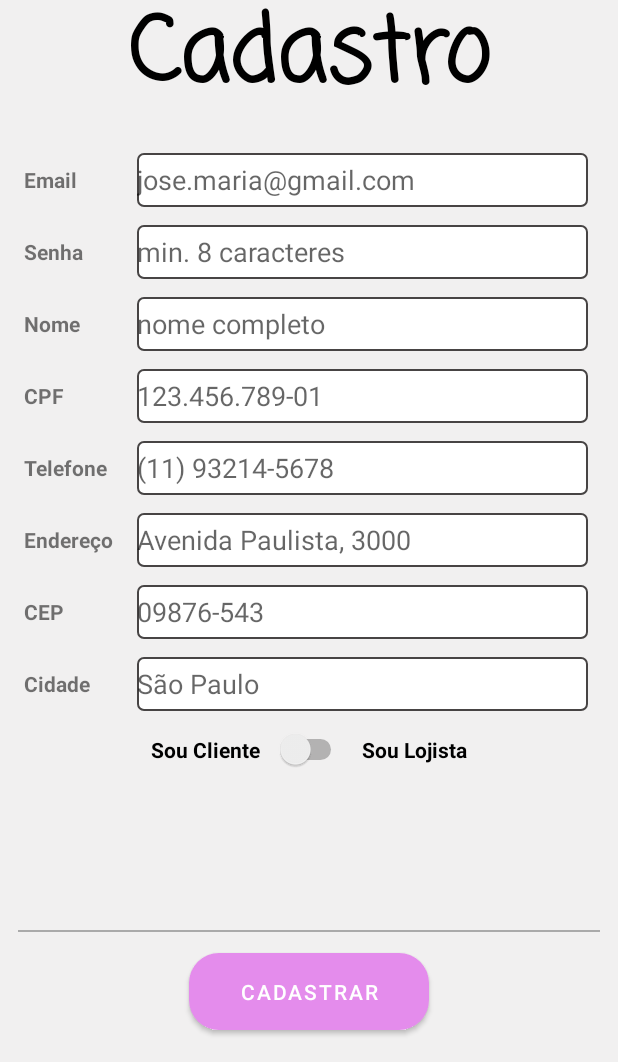
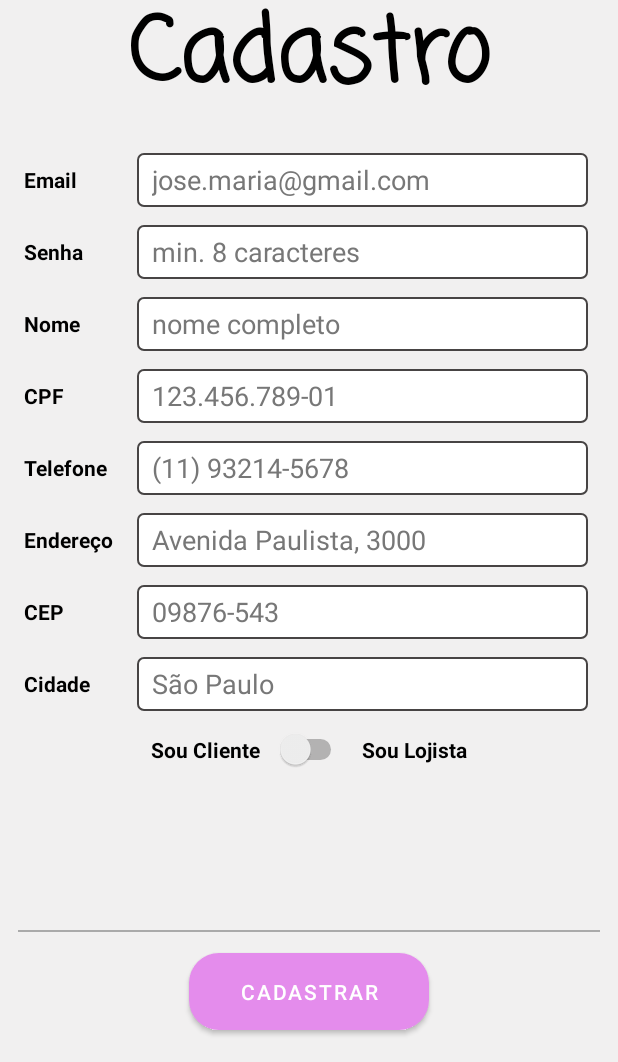
Before and after one commit to Vandeilsonpp/android-projeto, an Android app: the SignUpActivity screen opened directly, with no data from a screen before it, on a phone screen of 412 x 824 dp, the part 174-1236 px from its top. Run offline under Robolectric (Android 15) with nearby library versions, the phone set to English and light mode, and no system bars.

Commit message:
fiz layout texto login

```diff
--- a/app/src/main/res/layout/activity_auth.xml
+++ b/app/src/main/res/layout/activity_auth.xml
@@ -49,6 +49,7 @@
         android:textStyle="bold" />
 
     <TextView
+        android:textColor="@color/black"
         android:id="@+id/textView6"
         android:layout_width="match_parent"
         android:layout_height="wrap_content"
@@ -58,6 +59,8 @@
         android:textStyle="bold" />
 
     <EditText
+        android:paddingStart="10dp"
+        android:textColorHint="@color/grey"
         android:id="@+id/txtEmail"
         android:layout_width="match_parent"
         android:layout_height="wrap_content"
@@ -73,6 +76,7 @@
         android:padding="16dp" />
 
     <TextView
+        android:textColor="@color/black"
         android:id="@+id/textView4"
         android:layout_width="match_parent"
         android:layout_height="wrap_content"
@@ -82,6 +86,8 @@
         android:layout_marginBottom="4dp"/>
 
     <EditText
+        android:paddingStart="10dp"
+        android:textColorHint="@color/grey"
         android:id="@+id/txtPassword"
         android:layout_width="match_parent"
         android:layout_height="wrap_content"
--- a/app/src/main/res/layout/activity_signup.xml
+++ b/app/src/main/res/layout/activity_signup.xml
@@ -77,6 +77,7 @@
                 android:gravity="center_vertical">
 
                 <TextView
+                    android:textColor="@color/black"
                     android:layout_width="wrap_content"
                     android:layout_height="wrap_content"
                     android:layout_gravity="start"
@@ -95,6 +96,8 @@
                     android:gravity="center_vertical">
 
                     <EditText
+                        android:paddingStart="10dp"
+                        android:textColorHint="@color/grey"
                         android:id="@+id/txtEmail"
                         android:layout_width="match_parent"
                         android:layout_height="wrap_content"
@@ -112,6 +115,7 @@
                 android:layout_marginBottom="12dp">
 
                 <TextView
+                    android:textColor="@color/black"
                     android:layout_width="wrap_content"
                     android:layout_height="wrap_content"
                     android:layout_gravity="start"
@@ -130,6 +134,8 @@
                     android:gravity="center_vertical">
 
                     <EditText
+                        android:paddingStart="10dp"
+                        android:textColorHint="@color/grey"
                         android:id="@+id/txtPassword"
                         android:layout_width="match_parent"
                         android:layout_height="wrap_content"
@@ -147,6 +153,7 @@
                 android:layout_marginBottom="12dp">
 
                 <TextView
+                    android:textColor="@color/black"
                     android:layout_width="wrap_content"
                     android:layout_height="wrap_content"
                     android:layout_gravity="start"
@@ -165,6 +172,8 @@
                     android:gravity="center_vertical">
 
                     <EditText
+                        android:paddingStart="10dp"
+                        android:textColorHint="@color/grey"
                         android:id="@+id/txtFullName"
                         android:layout_width="match_parent"
                         android:layout_height="wrap_content"
@@ -181,6 +190,7 @@
                 android:layout_marginBottom="12dp">
 
                 <TextView
+                    android:textColor="@color/black"
                     android:layout_width="wrap_content"
                     android:layout_height="wrap_content"
                     android:layout_gravity="start"
@@ -199,6 +209,8 @@
                     android:gravity="center_vertical">
 
                     <EditText
+                        android:paddingStart="10dp"
+                        android:textColorHint="@color/grey"
                         android:id="@+id/txtCpf"
                         android:layout_width="match_parent"
                         android:layout_height="wrap_content"
@@ -215,6 +227,7 @@
                 android:layout_marginBottom="12dp">
 
                 <TextView
+                    android:textColor="@color/black"
                     android:layout_width="wrap_content"
                     android:layout_height="wrap_content"
                     android:layout_gravity="start"
@@ -233,6 +246,8 @@
                     android:gravity="center_vertical">
 
                     <EditText
+                        android:paddingStart="10dp"
+                        android:textColorHint="@color/grey"
                         android:id="@+id/txtPhone"
                         android:layout_width="match_parent"
                         android:layout_height="wrap_content"
@@ -249,6 +264,7 @@
                 android:layout_marginBottom="12dp">
 
                 <TextView
+                    android:textColor="@color/black"
                     android:layout_width="wrap_content"
                     android:layout_height="wrap_content"
                     android:layout_gravity="start"
@@ -267,6 +283,8 @@
                     android:gravity="center_vertical">
 
                     <EditText
+                        android:paddingStart="10dp"
+                        android:textColorHint="@color/grey"
                         android:id="@+id/txtAddress"
                         android:layout_width="match_parent"
                         android:layout_height="wrap_content"
@@ -283,6 +301,7 @@
                 android:layout_marginBottom="12dp">
 
                 <TextView
+                    android:textColor="@color/black"
                     android:layout_width="wrap_content"
                     android:layout_height="wrap_content"
                     android:layout_gravity="start"
@@ -301,6 +320,8 @@
                     android:gravity="center_vertical">
 
                     <EditText
+                        android:paddingStart="10dp"
+                        android:textColorHint="@color/grey"
                         android:id="@+id/txtZipCode"
                         android:layout_width="match_parent"
                         android:layout_height="wrap_content"
@@ -317,6 +338,7 @@
                 android:layout_marginBottom="12dp">
 
                 <TextView
+                    android:textColor="@color/black"
                     android:layout_width="wrap_content"
                     android:layout_height="wrap_content"
                     android:layout_gravity="start"
@@ -335,6 +357,8 @@
                     android:gravity="center_vertical">
 
                     <EditText
+                        android:paddingStart="10dp"
+                        android:textColorHint="@color/grey"
                         android:id="@+id/txtCity"
                         android:layout_width="match_parent"
                         android:layout_height="wrap_content"
```
Also changed, not shown: app/src/main/res/layout/redefine.xml (+9 -0 lines).
